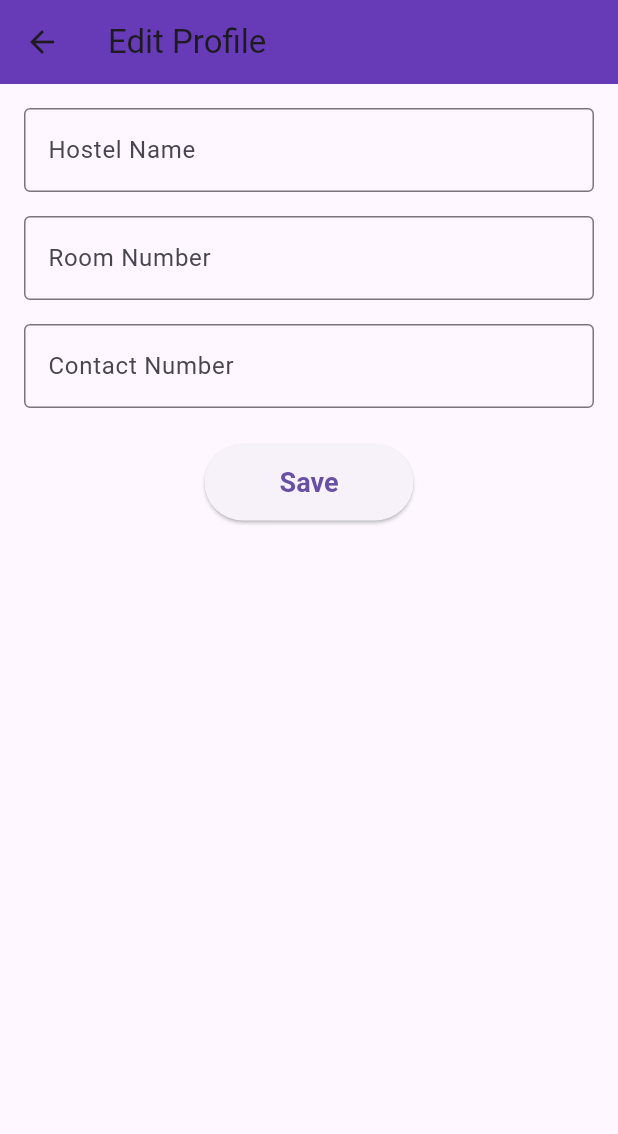
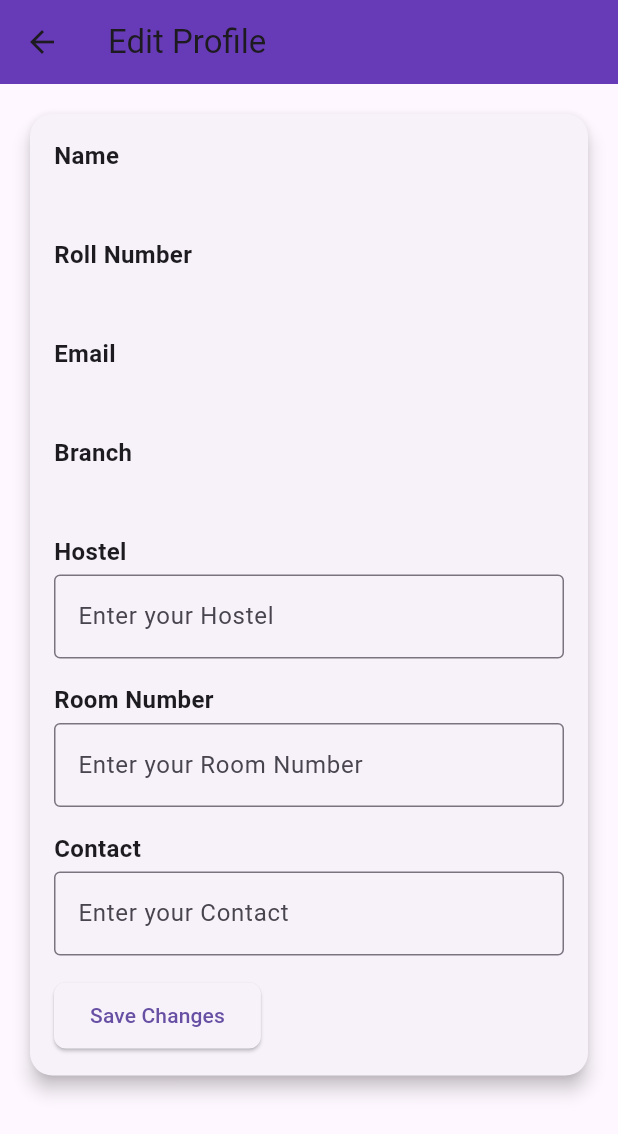
Before and after one commit to nilotpal-n7/iitgHABapp, a Flutter app: the ProfileScreen screen opened directly, after a tap on the "edit" icon, on a phone screen of 412 x 824 dp. Shown: the top 1134 px of the screen. Run offline on Flutter 3.47's test engine with Material 3 defaults, Android fonts, the phone set to English and light mode, and no system bars; our stand-ins replace flutter_easyloading, flutter_svg, hive, hive_flutter, permission_handler, shared_preferences; missing offline and left inert: flutter_web_auth, mobile_scanner; accounts and stored records are empty; network calls fail.

Commit message:
updates in edit profilepage and qrdetail page

```diff
--- a/frontend/lib/apis/User/user.dart
+++ b/frontend/lib/apis/User/user.dart
@@ -24,7 +24,7 @@ Future<Map<String, String>?> fetchUserDetails() async {
         "Content-Type": "application/json",
       },
     );
-    //print('Response headers: ${resp.headers}');
+    print('Response headers: ${resp.headers}');
 
     if (resp.statusCode == 200) {
       final Map<String, dynamic> userData = json.decode(resp.body);
@@ -49,6 +49,12 @@ Future<Map<String, String>?> fetchUserDetails() async {
         'roll': roll,
         'branch': branch,
       };
+    }else if (resp.statusCode == 401 || resp.statusCode == 403) {
+      print("Unauthorized access: Invalid token or session expired.");
+      throw Exception('Unauthorized: Please log in again.');
+    } else {
+      print("Error occurred: ${resp.statusCode} - ${resp.reasonPhrase}");
+      throw Exception('Failed to fetch user details.');
     }
 
   } catch (e) {
--- a/frontend/lib/screens/edit_profile_page.dart
+++ b/frontend/lib/screens/edit_profile_page.dart
@@ -1,24 +1,35 @@
 import 'package:flutter/material.dart';
+import 'package:frontend/apis/User/user.dart';
+import 'package:http/http.dart' as http;
+import 'dart:convert';
 
-// Edit Profile Screen for editing information
+import '../apis/protected.dart';
+import 'main_screen.dart';
+
 class EditProfileScreen extends StatefulWidget {
   final String hostel;
   final String room;
   final String contact;
-  final Function(String, String, String) onSave;
+  final Function(String hostel, String room, String contact) onSave;
 
   EditProfileScreen({
+    Key? key,
     required this.hostel,
     required this.room,
     required this.contact,
     required this.onSave,
-  });
+  }) : super(key: key);
 
   @override
   _EditProfileScreenState createState() => _EditProfileScreenState();
 }
 
 class _EditProfileScreenState extends State<EditProfileScreen> {
+  String name = '';
+  String email = '';
+  String roll = '';
+  String branch = '';
+
   TextEditingController hostelController = TextEditingController();
   TextEditingController roomController = TextEditingController();
   TextEditingController contactController = TextEditingController();
@@ -26,42 +37,129 @@ class _EditProfileScreenState extends State<EditProfileScreen> {
   @override
   void initState() {
     super.initState();
+    fetchUserData();
     hostelController.text = widget.hostel;
     roomController.text = widget.room;
     contactController.text = widget.contact;
+  }
+
+  Future<void> fetchUserData() async {
+    final userDetails = await fetchUserDetails();
+    if (userDetails != null) {
+      setState(() {
+        name = userDetails['name'] ?? '';
+        email = userDetails['email'] ?? '';
+        roll = userDetails['roll'] ?? '';
+        branch = userDetails['branch'] ?? '';
+      });
+    } else {
+      print("Failed to load user details.");
+    }
+  }
+
+  Future<void> saveProfile() async {
+    final token = await getAccessToken(); // Retrieve token here
+    if (token == 'error') {
+      _showSnackbar('Error: Authentication required.');
+      return;
+    }
+
+    try {
+      final response = await http.put(
+        Uri.parse('https://iitgcomplaintapp.onrender.com/api/users/$email'),
+        headers: {
+          'Content-Type': 'application/json',
+          'Authorization': 'Bearer $token', // Added token here
+        },
+        body: json.encode({
+          'hostel': hostelController.text,
+          'roomNumber': roomController.text,
+          'phoneNumber': contactController.text,
+        }),
+      );
+
+      print('Response status: ${response.statusCode}');
+      print('Response body: ${response.body}');
+
+      if (response.statusCode == 200) {
+        widget.onSave(
+          hostelController.text,
+          roomController.text,
+          contactController.text,
+        );
+
+        ScaffoldMessenger.of(context).showSnackBar(
+          SnackBar(content: Text('Profile updated successfully!')),
+        );
+
+        Navigator.pushReplacement(
+          context,
+          MaterialPageRoute(builder: (context) => MainScreen()),
+        );
+      } else {
+        _showSnackbar('Failed to update profile. Please try again.');
+      }
+    } catch (e) {
+      print('Error occurred: $e');
+      _showSnackbar('An error occurred. Please try again.');
+    }
+  }
+
+  void _showSnackbar(String message) {
+    ScaffoldMessenger.of(context).showSnackBar(SnackBar(content: Text(message)));
   }
 
   @override
   Widget build(BuildContext context) {
     return Scaffold(
       appBar: AppBar(
+        backgroundColor: Colors.deepPurple,
         title: Text("Edit Profile"),
-        backgroundColor: Colors.deepPurple,
       ),
-      body: Padding(
+      body: SingleChildScrollView(
         padding: const EdgeInsets.all(16.0),
         child: Column(
+          crossAxisAlignment: CrossAxisAlignment.start,
           children: [
-            _buildEditableField("Hostel Name", hostelController),
+            Container(
+              width: double.infinity,
+              child: Card(
+                elevation: 5,
+                shape: RoundedRectangleBorder(
+                  borderRadius: BorderRadius.circular(15),
+                ),
+                child: Padding(
+                  padding: const EdgeInsets.all(16.0),
+                  child: Column(
+                    crossAxisAlignment: CrossAxisAlignment.start,
+                    children: [
+                      _buildProfileItem("Name", name),
                       SizedBox(height: 16),
-            _buildEditableField("Room Number", roomController),
+                      _buildProfileItem("Roll Number", roll),
                       SizedBox(height: 16),
-            _buildEditableField("Contact Number", contactController, TextInputType.phone),
-            SizedBox(height: 24),
-
-            // Save button
+                      _buildProfileItem("Email", email),
+                      SizedBox(height: 16),
+                      _buildProfileItem("Branch", branch),
+                      SizedBox(height: 16),
+                      _buildEditableProfileItem("Hostel", hostelController),
+                      SizedBox(height: 16),
+                      _buildEditableProfileItem("Room Number", roomController),
+                      SizedBox(height: 16),
+                      _buildEditableProfileItem("Contact", contactController),
+                      SizedBox(height: 16),
                       ElevatedButton(
-              onPressed: () {
-                widget.onSave(
-                  hostelController.text,
-                  roomController.text,
-                  contactController.text,
-                );
-              },
-              child: Text("Save"),
+                        onPressed: saveProfile,
+                        child: Text('Save Changes'),
                         style: ElevatedButton.styleFrom(
-                padding: EdgeInsets.symmetric(horizontal: 50, vertical: 15),
-                textStyle: TextStyle(fontSize: 18, fontWeight: FontWeight.bold),
+                          padding: EdgeInsets.symmetric(vertical: 12.0, horizontal: 24.0),
+                          shape: RoundedRectangleBorder(
+                            borderRadius: BorderRadius.circular(8.0),
+                          ),
+                        ),
+                      ),
+                    ],
+                  ),
+                ),
               ),
             ),
           ],
@@ -70,15 +168,31 @@ class _EditProfileScreenState extends State<EditProfileScreen> {
     );
   }
 
-  // Helper method to build each editable field
-  Widget _buildEditableField(String label, TextEditingController controller, [TextInputType keyboardType = TextInputType.text]) {
-    return TextField(
+  Widget _buildProfileItem(String label, String value) {
+    return Column(
+      crossAxisAlignment: CrossAxisAlignment.start,
+      children: [
+        Text(label, style: TextStyle(fontWeight: FontWeight.bold, fontSize: 16)),
+        SizedBox(height: 4),
+        Text(value, style: TextStyle(fontSize: 16)),
+      ],
+    );
+  }
+
+  Widget _buildEditableProfileItem(String label, TextEditingController controller) {
+    return Column(
+      crossAxisAlignment: CrossAxisAlignment.start,
+      children: [
+        Text(label, style: TextStyle(fontWeight: FontWeight.bold, fontSize: 16)),
+        SizedBox(height: 4),
+        TextField(
           controller: controller,
           decoration: InputDecoration(
-        labelText: label,
             border: OutlineInputBorder(),
+            hintText: 'Enter your $label',
           ),
-      keyboardType: keyboardType,
+        ),
+      ],
     );
   }
 }
--- a/frontend/lib/screens/login_screen.dart
+++ b/frontend/lib/screens/login_screen.dart
@@ -1,7 +1,7 @@
 import 'package:flutter/material.dart';
 import 'package:frontend/apis/authentication/login.dart';
 import 'package:frontend/screens/profile_screen.dart';
-
+import 'package:frontend/screens/edit_profile_page.dart';
 import 'dart:io';
 import 'package:frontend/widgets/Login_screen/login_button.dart';
 import 'package:frontend/widgets/common/snack_bar.dart';
@@ -35,7 +35,8 @@ class _loginScreenState extends State<loginScreen> {
                 ),
               ),
             ),
-            Center( // Center the content
+            Center(
+              // Center the content
               child: Column(
                 mainAxisAlignment: MainAxisAlignment.center,
                 crossAxisAlignment: CrossAxisAlignment.center,
@@ -44,7 +45,8 @@ class _loginScreenState extends State<loginScreen> {
                     'assets/fonts/IITG_logo.png',
                     height: 100, // Adjust size as needed
                   ),
-                  const SizedBox(height: 20), // Add some space
+                  const SizedBox(height: 20),
+                  // Add some space
                   const Text(
                     'IITG MAINTENANCE',
                     textAlign: TextAlign.center,
@@ -53,11 +55,13 @@ class _loginScreenState extends State<loginScreen> {
                       fontWeight: FontWeight.bold,
                     ),
                   ),
-                  const SizedBox(height: 150), // Add space between text and button
+                  const SizedBox(height: 150),
+                  // Add space between text and button
                   Padding(
                     padding: EdgeInsets.all(30),
                     child: Material(
-                      color: Colors.black, // No background color for the container
+                      color: Colors.black,
+                      // No background color for the container
                       child: InkWell(
                         splashColor: Colors.white,
                         onTap: () async {
@@ -70,8 +74,20 @@ class _loginScreenState extends State<loginScreen> {
                               _inprogress = false;
                             });
                             if (!mounted) return;
-                              Navigator.pushReplacement(context, MaterialPageRoute(builder: (context) => ProfileScreen()));
-                              showSnackBar('Successfully Logged In', context);
+                            Navigator.pushReplacement(
+                                context,
+                              MaterialPageRoute(
+                                builder: (context) => EditProfileScreen(
+                                  hostel: '',
+                                  room: '',
+                                  contact: '',
+                                  onSave: (hostel, room, contact) {
+                                    // Handle save logic here if needed
+                                  },
+                                ),
+                              ),
+                            );
+                            showSnackBar('Successfully Logged In', context);
                           } catch (e) {
                             setState(() {
                               _inprogress = false;
@@ -79,8 +95,9 @@ class _loginScreenState extends State<loginScreen> {
                             showSnackBar('Something Went Wrong', context);
                           }
                         },
-                        child: Padding(padding:EdgeInsets.all(15),
-                            child:  const LoginButton()),
+                        child: Padding(
+                            padding: EdgeInsets.all(15),
+                            child: const LoginButton()),
                       ),
                     ),
                   ),
@@ -94,7 +111,6 @@ class _loginScreenState extends State<loginScreen> {
               ),
             )
           ],
-
         ),
       ),
     );
--- a/frontend/lib/screens/profile_screen.dart
+++ b/frontend/lib/screens/profile_screen.dart
@@ -14,10 +14,9 @@ class _ProfileScreenState extends State<ProfileScreen> {
   String email = '';
   String roll = '';
   String branch = '';
-
-  TextEditingController hostelController = TextEditingController();
-  TextEditingController roomController = TextEditingController();
-  TextEditingController contactController = TextEditingController();
+  String hostel = '';
+  String room = '';
+  String contact = '';
 
   @override
   void initState() {
@@ -43,9 +42,9 @@ class _ProfileScreenState extends State<ProfileScreen> {
   Future<void> loadProfileData() async {
     final prefs = await SharedPreferences.getInstance();
     setState(() {
-      hostelController.text = prefs.getString('hostel') ?? '';
-      roomController.text = prefs.getString('room') ?? '';
-      contactController.text = prefs.getString('contact') ?? '';
+      hostel = prefs.getString('hostel') ?? '';
+      room = prefs.getString('room') ?? '';
+      contact = prefs.getString('contact') ?? '';
     });
   }
 
@@ -55,17 +54,6 @@ class _ProfileScreenState extends State<ProfileScreen> {
       appBar: AppBar(
         backgroundColor: Colors.deepPurple,
         title: Text("Profile"),
-        actions: [
-          IconButton(
-            onPressed: () {
-              Navigator.pushReplacement(
-                context,
-                MaterialPageRoute(builder: (context) => MainScreen()),
-              );
-            },
-            icon: Icon(Icons.check),
-          ),
-        ],
       ),
       body: SingleChildScrollView(
         padding: const EdgeInsets.all(16.0),
@@ -92,11 +80,11 @@ class _ProfileScreenState extends State<ProfileScreen> {
                       SizedBox(height: 16),
                       _buildProfileItem("Branch", branch),
                       SizedBox(height: 16),
-                      _buildProfileItem("Hostel", hostelController.text),
+                      _buildProfileItem("Hostel", hostel),
                       SizedBox(height: 16),
-                      _buildProfileItem("Room Number", roomController.text),
+                      _buildProfileItem("Room Number", room),
                       SizedBox(height: 16),
-                      _buildProfileItem("Contact", contactController.text),
+                      _buildProfileItem("Contact", contact),
                     ],
                   ),
                 ),
@@ -111,20 +99,20 @@ class _ProfileScreenState extends State<ProfileScreen> {
             context,
             MaterialPageRoute(
               builder: (context) => EditProfileScreen(
-                hostel: hostelController.text,
-                room: roomController.text,
-                contact: contactController.text,
-                onSave: (hostel, room, contact) async {
+                hostel: hostel,
+                room: room,
+                contact: contact,
+                onSave: (updatedHostel, updatedRoom, updatedContact) async {
                   // Save the updated data locally using SharedPreferences
                   final prefs = await SharedPreferences.getInstance();
-                  prefs.setString('hostel', hostel);
-                  prefs.setString('room', room);
-                  prefs.setString('contact', contact);
+                  prefs.setString('hostel', updatedHostel);
+                  prefs.setString('room', updatedRoom);
+                  prefs.setString('contact', updatedContact);
 
                   setState(() {
-                    hostelController.text = hostel;
-                    roomController.text = room;
-                    contactController.text = contact;
+                    hostel = updatedHostel;
+                    room = updatedRoom;
+                    contact = updatedContact;
                   });
 
                   Navigator.pop(context);
@@ -146,7 +134,7 @@ class _ProfileScreenState extends State<ProfileScreen> {
       children: [
         Text(label, style: TextStyle(fontWeight: FontWeight.bold, fontSize: 16)),
         SizedBox(height: 4),
-        Text(value, style: TextStyle(fontSize: 16)),
+        Text(value.isNotEmpty ? value : 'Not provided', style: TextStyle(fontSize: 16)),
       ],
     );
   }
--- a/frontend/lib/screens/qr_detail.dart
+++ b/frontend/lib/screens/qr_detail.dart
@@ -1,5 +1,7 @@
 import 'package:flutter/material.dart';
 import 'package:frontend/screens/home_screen.dart';
+
+import 'main_screen.dart';
 
 class QrDetail extends StatefulWidget {
   final Map<String, dynamic> itemData;
@@ -81,7 +83,7 @@ class _QrDetailState extends State<QrDetail> {
                   // Navigate to the home page using MaterialPageRoute
                   Navigator.pushReplacement(
                     context,
-                    MaterialPageRoute(builder: (context) => HomeScreen()),
+                    MaterialPageRoute(builder: (context) => MainScreen()),
                   );
                 },
                 child: Text('Submit Complaint'),
```
Also changed, not shown: frontend/lib/screens/main_screen.dart (+11 -19 lines). Lines whose indentation alone changed are shown as unchanged.
